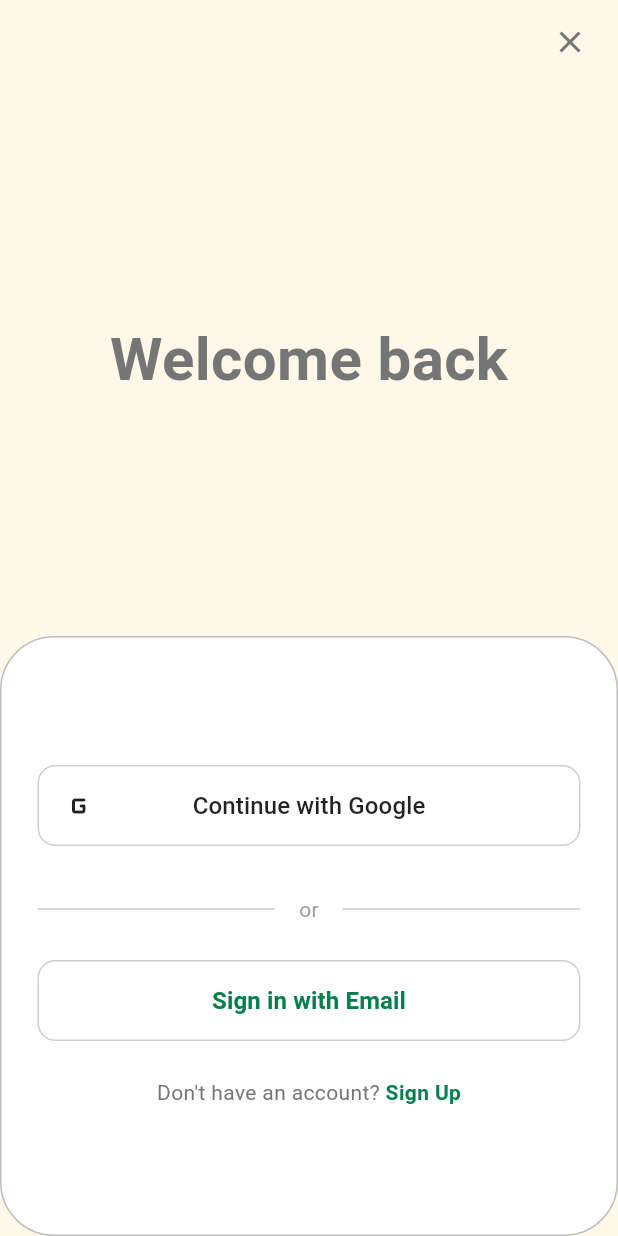
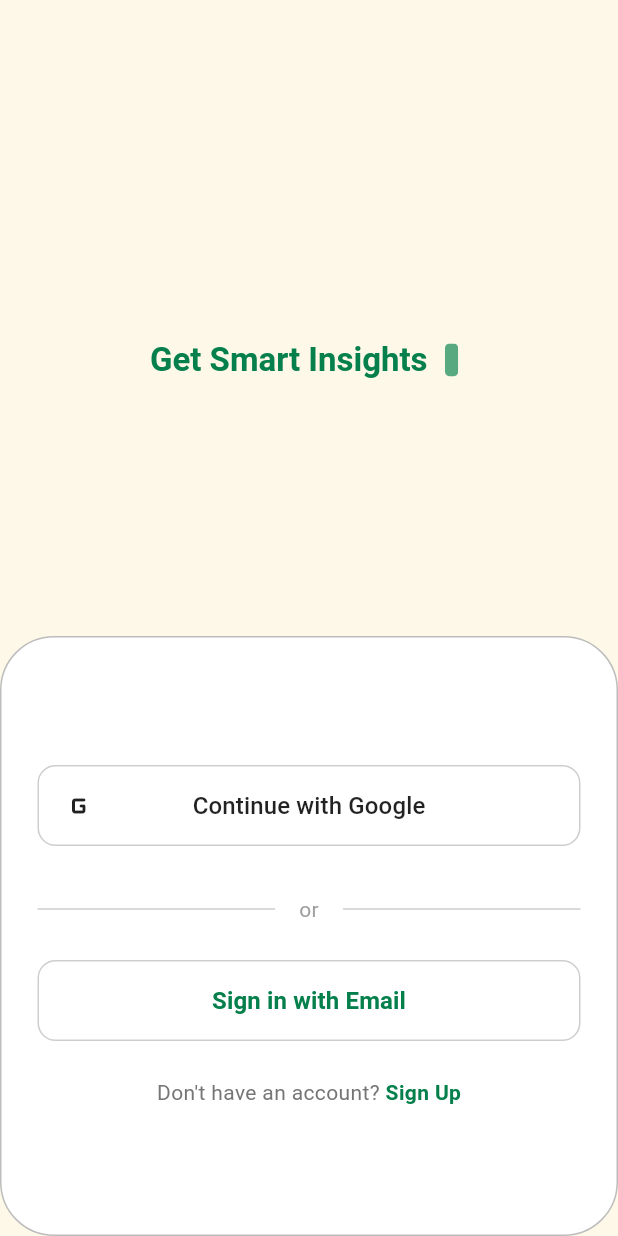
Before and after one commit to abc-medes/ate-flutter, a Flutter app: the screen it shows after launch, on a phone screen of 412 x 824 dp. Run offline on Flutter 3.47's test engine with Material 3 defaults, Android fonts, the light colour scheme and no system bars; our stand-ins replace flutter_dotenv, flutter_riverpod, flutter_svg, go_router, shared_preferences, supabase_flutter; accounts and stored records are empty.

Commit message:
[LIPS] typewriter_animated_text updated

```diff
--- a/lib/core/routes/router_provider.dart
+++ b/lib/core/routes/router_provider.dart
@@ -18,7 +18,7 @@ final routerProvider = Provider<GoRouter>((ref) {
             : RouteNames.login;
       }
 
-      if (!userService.isBasicHealthDataComplete) {
+      if (authState.isAuthenticated && !userService.isBasicHealthDataComplete) {
         return RouteNames.onboarding;
       }
 
--- a/lib/core/widgets/typewriter_animated_text.dart
+++ b/lib/core/widgets/typewriter_animated_text.dart
@@ -1,4 +1,12 @@
 import 'package:flutter/material.dart';
+import 'package:flutter/services.dart';
+import 'package:flutter_svg/flutter_svg.dart';
+
+const String svgString = '''
+<svg width="8" height="20" viewBox="0 0 8 20" xmlns="http://www.w3.org/2000/svg">
+            <rect width="8" height="20" rx="3" fill="#05804C"/>
+          </svg>
+''';
 
 class TypewriterAnimatedText extends StatefulWidget {
   final List<String> texts;
@@ -6,6 +14,7 @@ class TypewriterAnimatedText extends StatefulWidget {
   final Duration typingSpeed;
   final Duration pauseBetween;
   final bool loop;
+  final bool enableVibration;
 
   const TypewriterAnimatedText(
     this.texts, {
@@ -14,13 +23,15 @@ class TypewriterAnimatedText extends StatefulWidget {
     this.typingSpeed = const Duration(milliseconds: 50),
     this.pauseBetween = const Duration(milliseconds: 1500),
     this.loop = true,
+    this.enableVibration = true,
   });
 
   @override
   State<TypewriterAnimatedText> createState() => _TypewriterAnimatedTextState();
 }
 
-class _TypewriterAnimatedTextState extends State<TypewriterAnimatedText> {
+class _TypewriterAnimatedTextState extends State<TypewriterAnimatedText>
+    with SingleTickerProviderStateMixin {
   late String _currentText;
   late int _currentIndex;
   String _displayText = "";
@@ -29,11 +40,22 @@ class _TypewriterAnimatedTextState extends State<TypewriterAnimatedText> {
   bool _isPaused = false;
   bool _isCompleted = false;
 
+  late AnimationController _cursorController;
+
   @override
   void initState() {
     super.initState();
     _currentIndex = 0;
     _currentText = widget.texts[_currentIndex];
+
+    _cursorController = AnimationController(
+      vsync: this,
+      duration: const Duration(milliseconds: 300),
+    );
+
+    // Don't start blinking immediately
+    _cursorController.value = 1.0;
+
     _startTyping();
   }
 
@@ -47,17 +69,30 @@ class _TypewriterAnimatedTextState extends State<TypewriterAnimatedText> {
     if (!mounted) return;
 
     if (_isTyping) {
+      // Stop cursor blinking while typing
+      _cursorController.stop();
+      _cursorController.value = 1.0;
+
       if (_textPosition < _currentText.length) {
         setState(() {
           _displayText = _currentText.substring(0, _textPosition + 1);
           _textPosition++;
         });
+
+        if (widget.enableVibration) {
+          HapticFeedback.lightImpact(); // Light vibration
+        }
+
         Future.delayed(widget.typingSpeed, _animateText);
       } else {
         setState(() {
           _isTyping = false;
           _isPaused = true;
         });
+
+        // Start cursor blinking when typing is done
+        _cursorController.repeat(reverse: true);
+
         Future.delayed(widget.pauseBetween, _animateText);
       }
     } else if (_isPaused) {
@@ -67,6 +102,10 @@ class _TypewriterAnimatedTextState extends State<TypewriterAnimatedText> {
         });
         return;
       }
+
+      // Stop blinking when moving to the next text
+      _cursorController.stop();
+      _cursorController.value = 1.0;
 
       _currentIndex = (_currentIndex + 1) % widget.texts.length;
       _currentText = widget.texts[_currentIndex];
@@ -81,13 +120,46 @@ class _TypewriterAnimatedTextState extends State<TypewriterAnimatedText> {
   }
 
   @override
+  void dispose() {
+    _cursorController.dispose();
+    super.dispose();
+  }
+
+  @override
   Widget build(BuildContext context) {
-    return Text(
-      _displayText,
-      style: widget.textStyle.copyWith(
-        color: Theme.of(context).colorScheme.primary,
+    return RichText(
+      textAlign: TextAlign.center,
+      text: TextSpan(
+        children: [
+          TextSpan(
+            text: _displayText,
+            style: widget.textStyle.copyWith(
+              color: Theme.of(context).colorScheme.primary,
+            ),
+          ),
+          const WidgetSpan(
+            child: SizedBox(
+              width: 5,
+              height: 10,
+            ),
+          ),
+          WidgetSpan(
+            child: AnimatedBuilder(
+              animation: _cursorController,
+              builder: (context, child) {
+                return Opacity(
+                  opacity: _cursorController.value,
+                  child: SvgPicture.string(
+                    svgString,
+                    width: 22,
+                    height: 22,
+                  ),
+                );
+              },
+            ),
+          ),
+        ],
       ),
-      textAlign: TextAlign.center,
     );
   }
 }
--- a/lib/data/repositories/health_repository.dart
+++ b/lib/data/repositories/health_repository.dart
@@ -93,7 +93,6 @@ class HealthRepository {
     for (final field in BasicUserData.values) {
       final isSaved = await isBasicUserDataSaved(field);
 
-      // TODO: Remove this once we have a way to save allergies and medications
       if (!isSaved) {
         missingFields.add(field);
       }
--- a/lib/features/auth/views/screens/login_view.dart
+++ b/lib/features/auth/views/screens/login_view.dart
@@ -1,4 +1,5 @@
 import 'dart:io';
+import 'package:ate_project/core/widgets/typewriter_animated_text.dart';
 import 'package:ate_project/features/auth/view_models/login_view_model.dart';
 import 'package:ate_project/features/auth/views/widgets/social_login_button.dart';
 import 'package:flutter/cupertino.dart';
@@ -53,7 +54,6 @@ class _LoginViewState extends ConsumerState<LoginView> {
         }
       }
 
-      // Check for errors from either authState or viewState
       final error = viewState.error;
       print('Error: $error');
       if (error != null && !isLoading && !isAuthLoading) {
@@ -91,40 +91,40 @@ class _LoginViewState extends ConsumerState<LoginView> {
         elevation: 0,
         automaticallyImplyLeading: false,
         actions: [
-          Padding(
-            padding: const EdgeInsets.only(right: 8.0),
-            child: IconButton(
-              icon: Icon(
-                Icons.close,
-                color: AppColors.textSecondary,
-              ),
-              onPressed: () {
-                // Show a Cupertino dialog explaining limited features
-                showCupertinoDialog(
-                  context: context,
-                  builder: (context) => CupertinoAlertDialog(
-                    title: const Text('Continue as Guest'),
-                    content: const Text(
-                        'You can use our app with limited features without signing in. Some personalized features will not be available.'),
-                    actions: [
-                      CupertinoDialogAction(
-                        child: const Text('Cancel'),
-                        onPressed: () => Navigator.pop(context),
-                      ),
-                      CupertinoDialogAction(
-                        isDefaultAction: true,
-                        child: const Text('Continue'),
-                        onPressed: () {
-                          Navigator.pop(context);
-                          context.go(RouteNames.home);
-                        },
-                      ),
-                    ],
-                  ),
-                );
-              },
-            ),
-          ),
+          // Padding(
+          //   padding: const EdgeInsets.only(right: 8.0),
+          //   child: IconButton(
+          //     icon: Icon(
+          //       Icons.close,
+          //       color: AppColors.textSecondary,
+          //     ),
+          //     onPressed: () {
+          //       // Show a Cupertino dialog explaining limited features
+          //       showCupertinoDialog(
+          //         context: context,
+          //         builder: (context) => CupertinoAlertDialog(
+          //           title: const Text('Continue as Guest'),
+          //           content: const Text(
+          //               'You can use our app with limited features without signing in. Some personalized features will not be available.'),
+          //           actions: [
+          //             CupertinoDialogAction(
+          //               child: const Text('Cancel'),
+          //               onPressed: () => Navigator.pop(context),
+          //             ),
+          //             CupertinoDialogAction(
+          //               isDefaultAction: true,
+          //               child: const Text('Continue'),
+          //               onPressed: () {
+          //                 Navigator.pop(context);
+          //                 context.go(RouteNames.home);
+          //               },
+          //             ),
+          //           ],
+          //         ),
+          //       );
+          //     },
+          //   ),
+          // ),
         ],
       ),
       body: Column(
@@ -132,10 +132,14 @@ class _LoginViewState extends ConsumerState<LoginView> {
         children: [
           Expanded(
             child: Center(
-              child: Text(
-                'Welcome back',
-                style: TextStyle(
-                  fontSize: 40,
+              child: const TypewriterAnimatedText(
+                [
+                  "AI-Powered Health Intelligence",
+                  "Personal Health Assistant",
+                  "Get Smart Insights",
+                ],
+                textStyle: TextStyle(
+                  fontSize: 22,
                   fontWeight: FontWeight.bold,
                 ),
               ),
--- a/pubspec.yaml
+++ b/pubspec.yaml
@@ -45,6 +45,7 @@ dependencies:
   supabase_flutter: ^2.8.4
   flutter_dotenv: ^5.2.1
   shared_preferences: ^2.5.3
+  flutter_svg: ^2.1.0
 
 dev_dependencies:
   flutter_test:
```
Also changed, not shown: lib/core/routes/app_routes.dart (+6 -5 lines), lib/features/home/view_models/home_view_model.dart (+1 -17 lines).
